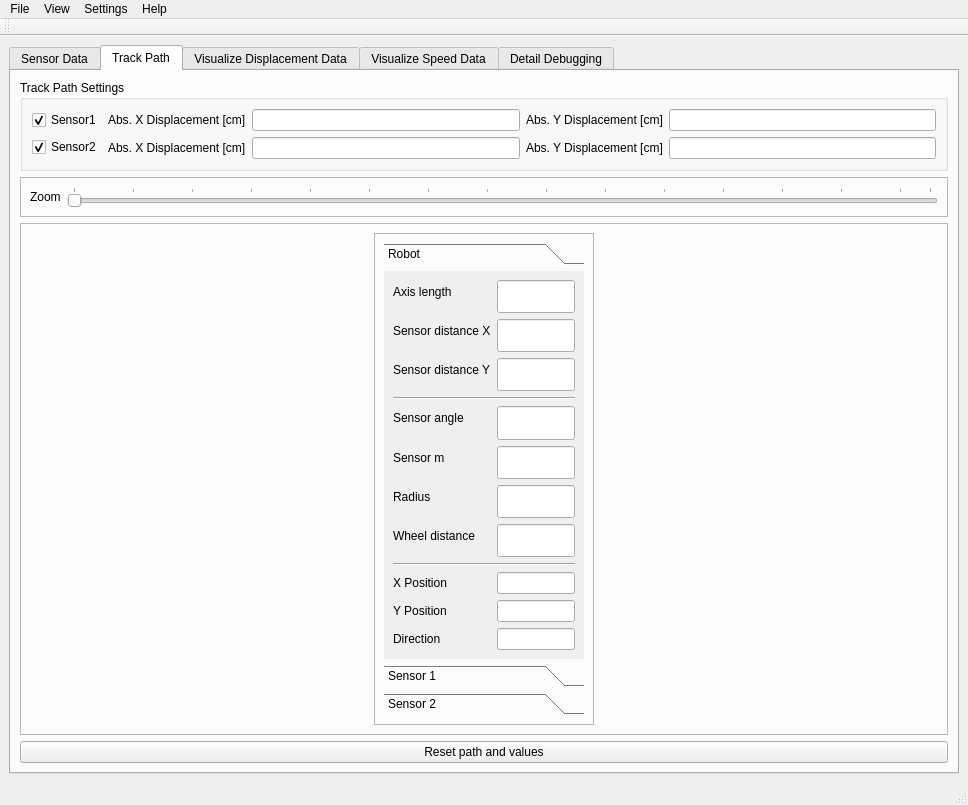
Old version of the form src/mouse_monitor_pc/ui/mousemonitor_window.ui in the repository Smart-Minotaur/nxt_minotaur.
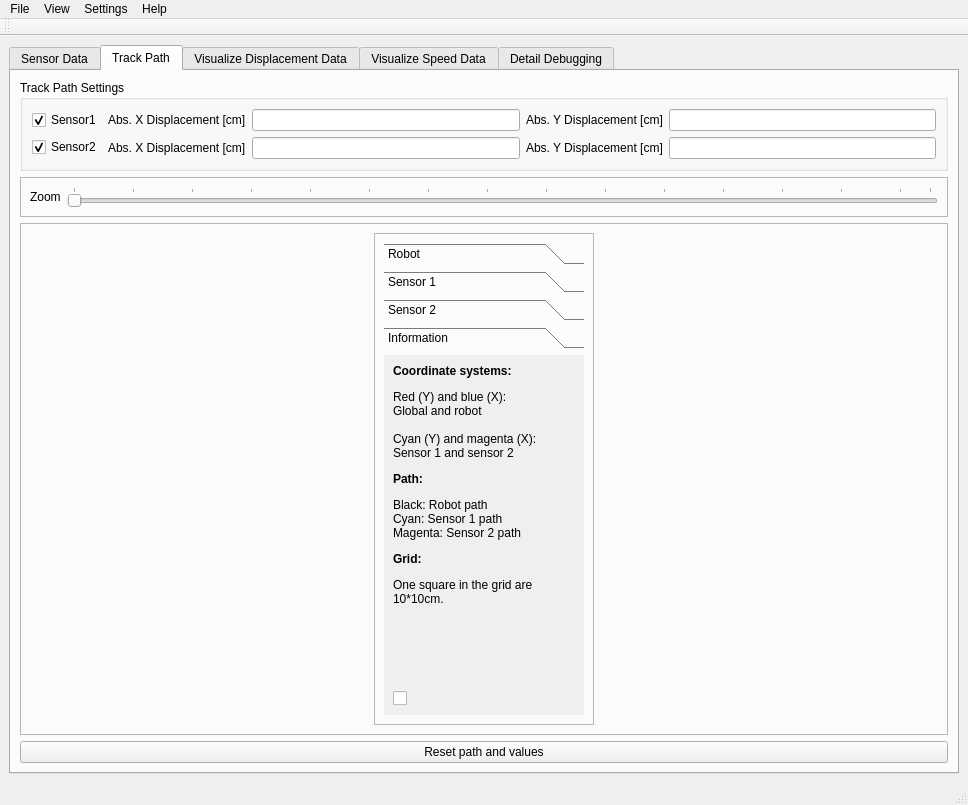
New version of the form. The open tabs and pages were chosen to show the change. Icons and pictures are not drawn.

Commit message: Added robot axis in track path widget.

```diff
--- a/src/mouse_monitor_pc/ui/mousemonitor_window.ui
+++ b/src/mouse_monitor_pc/ui/mousemonitor_window.ui
@@ -584,6 +584,12 @@
                       <verstretch>0</verstretch>
                      </sizepolicy>
                     </property>
+                    <property name="minimumSize">
+                     <size>
+                      <width>200</width>
+                      <height>0</height>
+                     </size>
+                    </property>
                     <property name="maximumSize">
                      <size>
                       <width>200</width>
@@ -598,8 +604,8 @@
                       <rect>
                        <x>0</x>
                        <y>0</y>
-                       <width>200</width>
-                       <height>358</height>
+                       <width>185</width>
+                       <height>340</height>
                       </rect>
                      </property>
                      <attribute name="label">
@@ -1006,6 +1012,57 @@
                       </item>
                      </layout>
                     </widget>
+                    <widget class="QWidget" name="page_4">
+                     <property name="geometry">
+                      <rect>
+                       <x>0</x>
+                       <y>0</y>
+                       <width>200</width>
+                       <height>329</height>
+                      </rect>
+                     </property>
+                     <attribute name="label">
+                      <string>Information</string>
+                     </attribute>
+                     <layout class="QVBoxLayout" name="verticalLayout_19">
+                      <item>
+                       <widget class="QLabel" name="label_32">
+                        <property name="sizePolicy">
+                         <sizepolicy hsizetype="Preferred" vsizetype="Preferred">
+                          <horstretch>0</horstretch>
+                          <verstretch>0</verstretch>
+                         </sizepolicy>
+                        </property>
+                        <property name="maximumSize">
+                         <size>
+                          <width>16777215</width>
+                          <height>16777215</height>
+                         </size>
+                        </property>
+                        <property name="text">
+                         <string>&lt;html&gt;&lt;head/&gt;&lt;body&gt;&lt;p&gt;&lt;span style=&quot; font-weight:600;&quot;&gt;Coordinate systems:&lt;/span&gt;&lt;/p&gt;&lt;p&gt;Red (Y) and blue (X):&lt;br/&gt;Global and robot&lt;br/&gt;&lt;br/&gt;Cyan (Y) and magenta (X):&lt;br/&gt;Sensor 1 and sensor 2&lt;/p&gt;&lt;p&gt;&lt;span style=&quot; font-weight:600;&quot;&gt;Path:&lt;/span&gt;&lt;/p&gt;&lt;p&gt;Black: Robot path&lt;br/&gt;Cyan: Sensor 1 path&lt;br/&gt;Magenta: Sensor 2 path&lt;/p&gt;&lt;p&gt;&lt;span style=&quot; font-weight:600;&quot;&gt;Grid:&lt;/span&gt;&lt;/p&gt;&lt;p&gt;One square in the grid are 10*10cm.&lt;/p&gt;&lt;/body&gt;&lt;/html&gt;</string>
+                        </property>
+                        <property name="alignment">
+                         <set>Qt::AlignLeading|Qt::AlignLeft|Qt::AlignTop</set>
+                        </property>
+                        <property name="wordWrap">
+                         <bool>true</bool>
+                        </property>
+                       </widget>
+                      </item>
+                      <item>
+                       <widget class="QCheckBox" name="manualControlBox">
+                        <property name="text">
+                         <string/>
+                        </property>
+                        <property name="icon">
+                         <iconset resource="../resources/res.qrc">
+                          <normaloff>:/jega.png</normaloff>:/jega.png</iconset>
+                        </property>
+                       </widget>
+                      </item>
+                     </layout>
+                    </widget>
                    </widget>
                   </item>
                  </layout>
```
Left out of the diff: 12 changed lines with no effect on the pictures. The commit also changes 6 other files.
